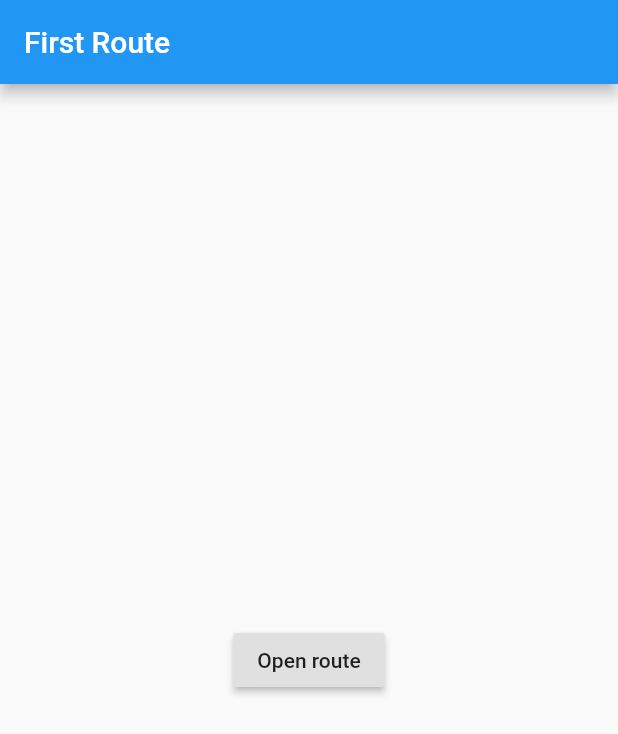
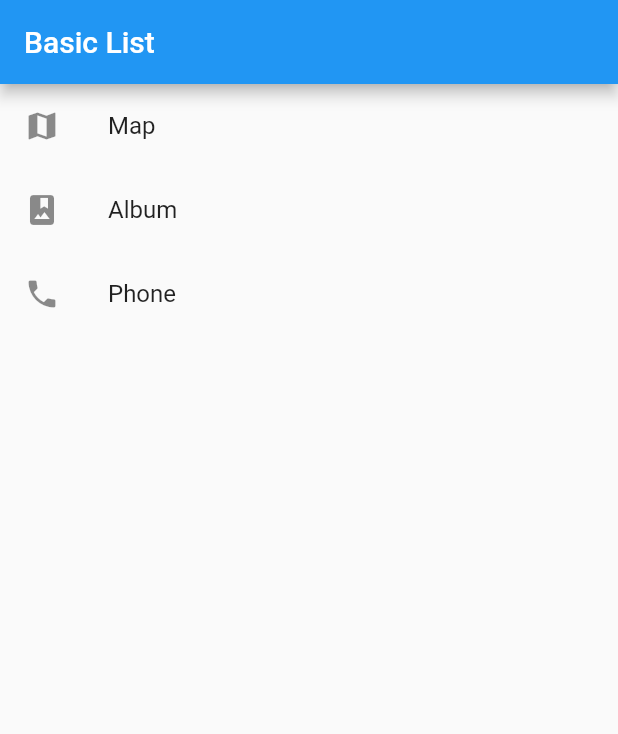
Before and after one commit to Park-Wonbin/poapper-flutter-tutorial, a Flutter app: the screen it shows after launch, on a phone screen of 412 x 824 dp. Shown: the top 734 px of the screen. Run offline on Flutter 3.47's test engine with Material 2 defaults, Android fonts, the phone set to English and light mode, and no system bars.

Commit message:
lecture 02

```diff
--- /dev/null
+++ b/flutter_tutorial/lib/list.tutorial.dart
@@ -0,0 +1,48 @@
+import 'package:flutter/material.dart';
+
+class ListTutorial extends StatelessWidget {
+  @override
+  Widget build(BuildContext context) {
+    final title = 'Basic List';
+
+    Widget myGridView = GridView.count(
+      // Create a grid with 2 columns. If you change the scrollDirection to
+      // horizontal, this produces 2 rows.
+      crossAxisCount: 2,
+      // Generate 100 widgets that display their index in the List.
+      children: List.generate(100, (index) {
+        return Center(
+          child: Text(
+            'Item $index',
+            style: Theme.of(context).textTheme.headline,
+          ),
+        );
+      }),
+    );
+
+    Widget myListView = ListView(
+      children: <Widget>[
+        ListTile(
+          leading: Icon(Icons.map),
+          title: Text('Map'),
+        ),
+        ListTile(
+          leading: Icon(Icons.photo_album),
+          title: Text('Album'),
+        ),
+        ListTile(
+          leading: Icon(Icons.phone),
+          title: Text('Phone'),
+        ),
+      ],
+    );
+
+    return Scaffold(
+      appBar: AppBar(
+        title: Text(title),
+      ),
+      body: myListView,
+    );
+  }
+
+}
--- a/flutter_tutorial/lib/main.dart
+++ b/flutter_tutorial/lib/main.dart
@@ -1,6 +1,8 @@
 import 'package:flutter/material.dart';
 import 'package:flutter_tutorial/layout.tutorial.dart';
 import 'package:flutter_tutorial/route.tutorial.dart';
+
+import 'list.tutorial.dart';
 
 void main() {
   runApp(MyApp());
@@ -12,9 +14,13 @@ class MyApp extends StatelessWidget {
   Widget build(BuildContext context) {
     return MaterialApp(
       title: 'Flutter Tutorial',
-      home: FirstRoute()
+      initialRoute: '/',
+      routes: {
+        '/': (context) => ListTutorial(),
+        SecondRoute.routeName: (context) => SecondRoute(),
+      },
       /* Lecture 01 - LayoutTutorial()
-       * Lecture 02 - FirstRoute()
+       * Lecture 02 - FirstRoute(), ListTutorial()
       L*/
     );
   }
```
Also changed, not shown: flutter_tutorial/lib/route.tutorial.dart (+92 -19 lines), 1 other file.
